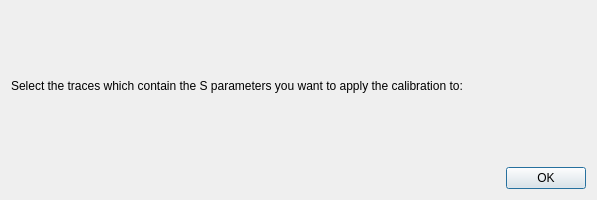
First picture: the form in Software/PC_Application/LibreVNA-GUI/Calibration/manualcalibrationdialog.ui, repository jankae/LibreVNA, before the edit.
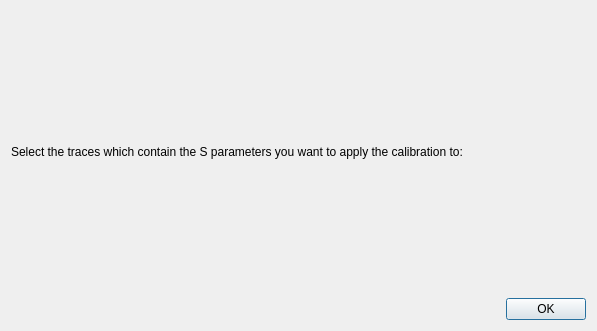
Second picture: the form after the edit.

Patch:
```diff
--- a/Software/PC_Application/LibreVNA-GUI/Calibration/manualcalibrationdialog.ui
+++ b/Software/PC_Application/LibreVNA-GUI/Calibration/manualcalibrationdialog.ui
@@ -7,7 +7,7 @@
     <x>0</x>
     <y>0</y>
     <width>597</width>
-    <height>200</height>
+    <height>331</height>
    </rect>
   </property>
   <property name="windowTitle">
```
Left out of the diff: 2 changed lines with no effect on the pictures.
